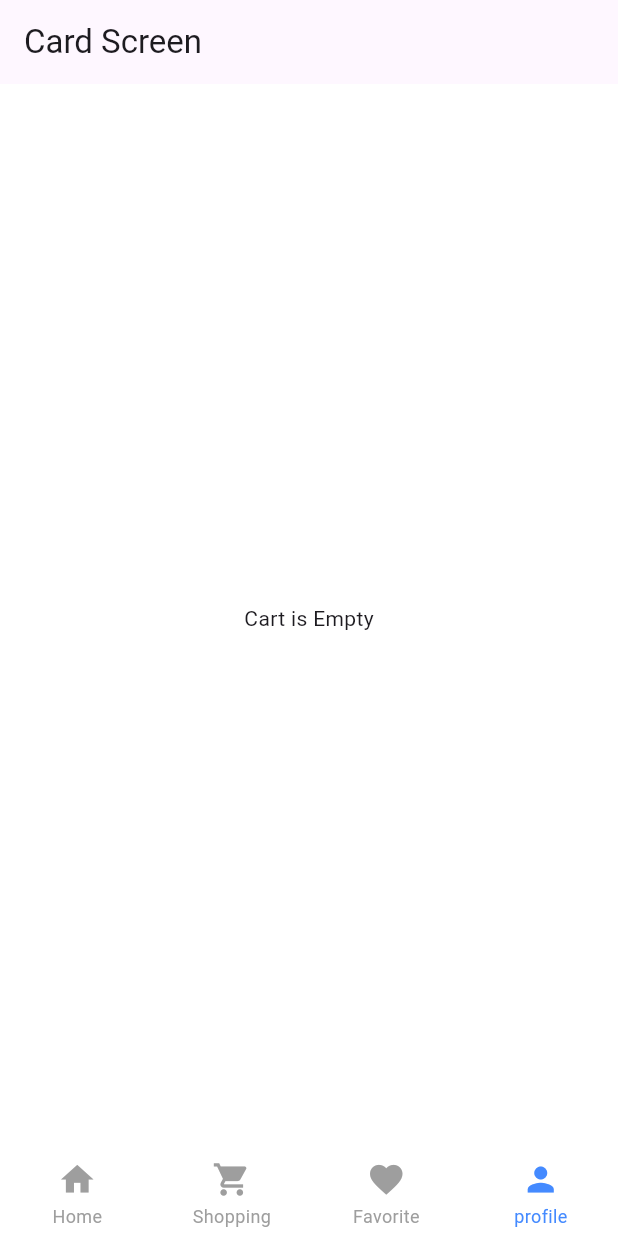
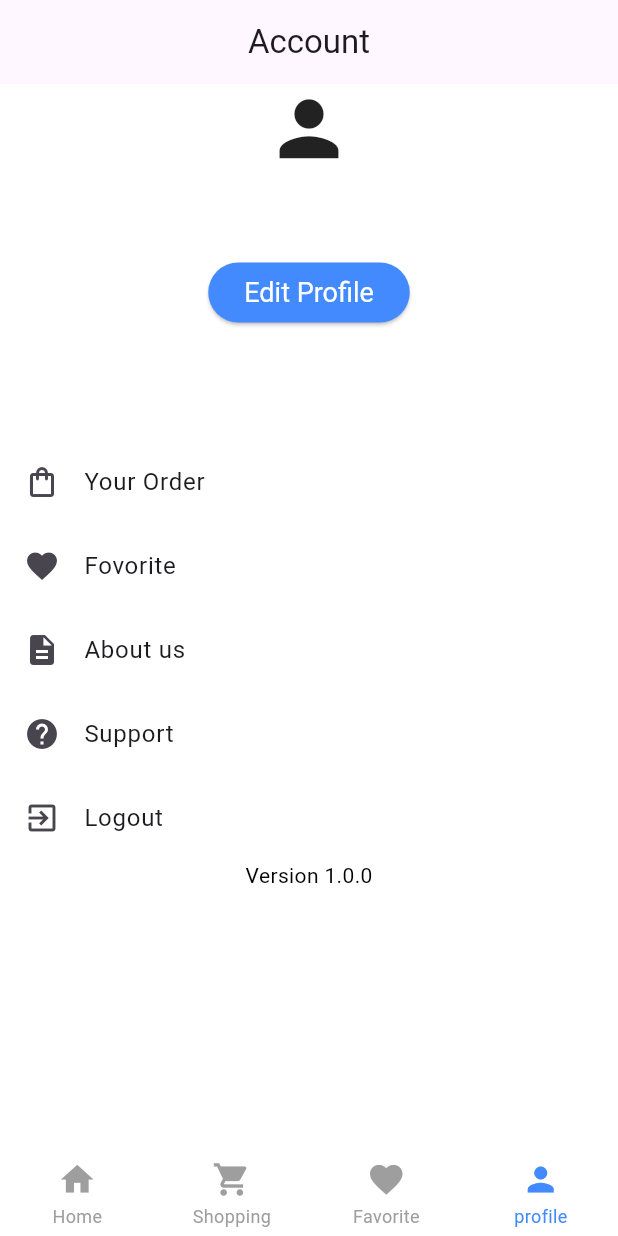
Before and after one commit to Shahzaibrizwan1/Flutter-E-commerce, a Flutter app: the screen it shows once a user with an empty profile is signed in, item 4 of the bottom bar chosen, on a phone screen of 412 x 824 dp. Run offline on Flutter 3.47's test engine with Material 3 defaults, Android fonts, the phone set to English and light mode, and no system bars; drawn by our look-alikes of persistent_bottom_nav_bar; our stand-ins replace cloud_firestore, firebase_auth, firebase_core, fluttertoast, image_picker; accounts and stored records are empty.

Commit message:
Account Screen

```diff
--- /dev/null
+++ b/lib/models/UserModel/user_model.dart
@@ -0,0 +1,40 @@
+import 'package:cloud_firestore/cloud_firestore.dart';
+
+class UserModel {
+  String id;
+  String? image;
+  String name;
+  String email;
+  String phone;
+
+  UserModel({
+    required this.id,
+    required this.image,
+    required this.name,
+    required this.email,
+    required this.phone,
+  });
+
+  //* Convert JSON (Map<String, dynamic>) to UserModel object
+  factory UserModel.fromJson(Map<String, dynamic> json) {
+    return UserModel(
+      id: json['id'] ?? '',
+      image: json['image'] ?? '',
+      name: json['name'] ?? '',
+      email: json['email'] ?? '',
+      phone: json['phone'] ?? '',
+    );
+  }
+  //* Convert UserModel object to JSON (Map<String, dynamic>)This can be useful when you need to send data back to Firestore.
+  Map<String, dynamic> toJson() {
+    return {
+      'id': id,
+      'image': image,
+      'name': name,
+      'email': email,
+      'phone': phone,
+    };
+  }
+
+  static fromSnapshot(QueryDocumentSnapshot<Map<String, dynamic>> doc) {}
+}
--- a/lib/provider/app_provider.dart
+++ b/lib/provider/app_provider.dart
@@ -1,9 +1,13 @@
+import 'package:ecomm_firebase/firebase_helper/firebase_firestore_helper/firestorehelper.dart';
+import 'package:ecomm_firebase/models/UserModel/user_model.dart';
 import 'package:ecomm_firebase/models/product_model.dart';
 import 'package:flutter/material.dart';
 import 'package:provider/provider.dart';
 
 class AppProvider with ChangeNotifier {
   final List<ProductModel> _cartList = [];
+  UserModel? _userModel;
+  UserModel get getUserInformation => _userModel!;
 
   //*  cart screen add  function
   void addProduct(ProductModel productmodel) {
@@ -34,5 +38,10 @@ class AppProvider with ChangeNotifier {
     notifyListeners();
   }
 
+  void userinfo() async {
+    _userModel = await FirebaseFirestoreHelper.instance.getuserdetails();
+    notifyListeners();
+  }
+
   List<ProductModel> get FavouriteList => _favoriteList;
 }
--- /dev/null
+++ b/lib/screens/accountscreen/acount_screen.dart
@@ -0,0 +1,119 @@
+import 'package:cloud_firestore/cloud_firestore.dart';
+import 'package:ecomm_firebase/constant/routes.dart';
+import 'package:ecomm_firebase/firebase_helper/firebase_auth_helper/firebae_auth_helper.dart';
+import 'package:ecomm_firebase/firebase_helper/firebase_firestore_helper/firestorehelper.dart';
+import 'package:ecomm_firebase/models/UserModel/user_model.dart';
+import 'package:ecomm_firebase/provider/app_provider.dart';
+import 'package:ecomm_firebase/screens/auth_ui/signup/signup.dart';
+import 'package:ecomm_firebase/screens/editProfile/edit_Profile.dart';
+
+import 'package:flutter/material.dart';
+import 'package:provider/provider.dart';
+
+class AccountScreen extends StatefulWidget {
+  const AccountScreen({super.key});
+
+  @override
+  State<AccountScreen> createState() => _AccountScreenState();
+}
+
+class _AccountScreenState extends State<AccountScreen> {
+  // UserModel? _userModel;
+  // @override
+  // void initState() {
+  //   userinfo();
+  //   super.initState();
+  // }
+
+  @override
+  Widget build(BuildContext context) {
+    AppProvider appProvider = Provider.of<AppProvider>(
+      context,
+    );
+
+    return Scaffold(
+      appBar: AppBar(centerTitle: true, title: const Text('Account')),
+      body: Column(
+        children: [
+          Expanded(
+              flex: 1,
+              child: Container(
+                  child: Column(
+                children: [
+                  appProvider.getUserInformation.image == null
+                      ? const Icon(
+                          Icons.person,
+                          size: 59,
+                        )
+                      : const Icon(
+                          Icons.person,
+                          size: 59,
+                        ),
+                  // : Image.network(
+                  //     appProvider.getUserInformation.image!,
+                  //     // fit: BoxFit.cover,
+                  //   ),
+                  Text(appProvider.getUserInformation.name),
+                  Text(appProvider.getUserInformation.email),
+                  const SizedBox(
+                    height: 14,
+                  ),
+                  ElevatedButton(
+                      onPressed: () {
+                        // Routes.instance.push(
+                        //     widget: const EditProfile(), context: context);
+                      },
+                      child: const Text(
+                        "Edit Profile",
+                        style: TextStyle(color: Colors.white),
+                      ))
+                ],
+              ))),
+          Expanded(
+              flex: 2,
+              child: Container(
+                child: Column(
+                  children: [
+                    ListTile(
+                      onTap: () {},
+                      leading: const Icon(Icons.shopping_bag_outlined),
+                      title: const Text("Your Order"),
+                    ),
+                    ListTile(
+                      onTap: () {},
+                      leading: const Icon(Icons.favorite),
+                      title: const Text("Fovorite"),
+                    ),
+                    ListTile(
+                      onTap: () {},
+                      leading: const Icon(Icons.description),
+                      title: const Text("About us"),
+                    ),
+                    ListTile(
+                      onTap: () {},
+                      leading: const Icon(Icons.help),
+                      title: const Text("Support"),
+                    ),
+                    ListTile(
+                      onTap: () {
+                        FirebaseAuthHelper.instance.Logout(context);
+                        setState(() {});
+                        Routes.instance
+                            .push(widget: const SignUp(), context: context);
+                      },
+                      leading: const Icon(Icons.exit_to_app),
+                      title: const Text("Logout"),
+                    ),
+                    const Center(
+                        child: Text(
+                      "Version 1.0.0",
+                      style: TextStyle(color: Colors.black),
+                    ))
+                  ],
+                ),
+              ))
+        ],
+      ),
+    );
+  }
+}
--- a/lib/screens/auth_ui/login/login.dart
+++ b/lib/screens/auth_ui/login/login.dart
@@ -1,6 +1,7 @@
 import 'package:ecomm_firebase/constant/connstant.dart';
 import 'package:ecomm_firebase/constant/routes.dart';
 import 'package:ecomm_firebase/firebase_helper/firebase_auth_helper/firebae_auth_helper.dart';
+import 'package:ecomm_firebase/screens/coustom_bottom_bar/custom_bottom_bar.dart';
 import 'package:ecomm_firebase/screens/home/home.dart';
 import 'package:ecomm_firebase/widgets/primaryButton/primary_button.dart';
 import 'package:ecomm_firebase/widgets/topTitles/toptitles.dart';
@@ -75,7 +76,7 @@ class _LoginState extends State<Login> {
                       emailController.text, passwordController.text, context);
                   if (isLogined) {
                     Routes.instance.pushAndRemoveUntil(
-                        widget: const Home(), context: context);
+                        widget: const CustomNaviagtionBar(), context: context);
                     showMessage("Login successful");
                   }
                 }
--- a/lib/screens/auth_ui/signup/signup.dart
+++ b/lib/screens/auth_ui/signup/signup.dart
@@ -1,5 +1,6 @@
 import 'package:ecomm_firebase/constant/connstant.dart';
 import 'package:ecomm_firebase/firebase_helper/firebase_auth_helper/firebae_auth_helper.dart';
+import 'package:ecomm_firebase/screens/coustom_bottom_bar/custom_bottom_bar.dart';
 import 'package:ecomm_firebase/screens/home/home.dart';
 import 'package:ecomm_firebase/widgets/primaryButton/primary_button.dart';
 import 'package:ecomm_firebase/widgets/topTitles/toptitles.dart';
@@ -96,12 +97,12 @@ class _SignUpState extends State<SignUp> {
                             nameController.text,
                             phoneController.text,
                             context);
-
                     if (creatAccount) {
                       Navigator.push(
                           context,
                           MaterialPageRoute(
-                              builder: (context) => const Home()));
+                              builder: (context) =>
+                                  const CustomNaviagtionBar()));
                       showMessage("Account Created Successful");
                     }
                   }
--- a/lib/screens/coustom_bottom_bar/custom_bottom_bar.dart
+++ b/lib/screens/coustom_bottom_bar/custom_bottom_bar.dart
@@ -1,3 +1,4 @@
+import 'package:ecomm_firebase/screens/accountscreen/acount_screen.dart';
 import 'package:ecomm_firebase/screens/favouriteScreen/favourite_screen.dart';
 import 'package:ecomm_firebase/screens/home/home.dart';
 import "package:flutter/material.dart";
@@ -41,7 +42,7 @@ class _CustomNaviagtionBarState extends State<CustomNaviagtionBar> {
         const Home(),
         const FavouriteScreen(),
         const FavouriteScreen(),
-        const FavouriteScreen(),
+        const AccountScreen(),
       ];
 
   // Color? _getSecondaryItemColorForSpecificStyles() =>
@@ -99,10 +100,6 @@ class _CustomNaviagtionBarState extends State<CustomNaviagtionBar> {
 
   @override
   Widget build(final BuildContext context) => Scaffold(
-        // appBar: AppBar(
-        //   title: const Text("Navigation Bar Demo"),
-        //   backgroundColor: Colors.grey.shade900,
-        // ),
         body: PersistentTabView(
           context,
           controller: _controller,
@@ -118,19 +115,6 @@ class _CustomNaviagtionBarState extends State<CustomNaviagtionBar> {
             scrollControllers: _scrollControllers,
           ),
           padding: const EdgeInsets.only(top: 8),
-          // floatingActionButton: IconButton(
-          //   icon: Container(
-          //     padding: const EdgeInsets.all(12),
-          //     decoration: const BoxDecoration(
-          //         shape: BoxShape.circle, color: Colors.orange),
-          //     child: const Icon(
-          //       Icons.add,
-          //       color: Colors.white,
-          //     ),
-          //   ),
-          //   onPressed: () {},
-          // ),
-
           backgroundColor: Colors.white,
           isVisible: !_hideNavBar,
           animationSettings: const NavBarAnimationSettings(
@@ -144,11 +128,11 @@ class _CustomNaviagtionBarState extends State<CustomNaviagtionBar> {
               animateTabTransition: true,
               duration: Duration(milliseconds: 300),
               screenTransitionAnimationType:
-                  ScreenTransitionAnimationType.fadeIn,
+                  ScreenTransitionAnimationType.slide,
             ),
             onNavBarHideAnimation: OnHideAnimationSettings(
               duration: Duration(milliseconds: 100),
-              curve: Curves.bounceInOut,
+              curve: Curves.linear,
             ),
           ),
           confineToSafeArea: true,
--- a/lib/screens/home/home.dart
+++ b/lib/screens/home/home.dart
@@ -2,12 +2,14 @@ import 'package:ecomm_firebase/constant/routes.dart';
 import 'package:ecomm_firebase/firebase_helper/firebase_firestore_helper/firestorehelper.dart';
 import 'package:ecomm_firebase/models/catagory%20Model/catagories.dart';
 import 'package:ecomm_firebase/models/product_model.dart';
+import 'package:ecomm_firebase/provider/app_provider.dart';
 import 'package:ecomm_firebase/screens/catagoryview/catagory_view.dart';
 import 'package:ecomm_firebase/screens/productdetails/product_details.dart';
 import 'package:ecomm_firebase/widgets/topTitles/toptitles.dart';
 import 'package:flutter/cupertino.dart';
 import 'package:flutter/material.dart';
 import 'package:cloud_firestore/cloud_firestore.dart';
+import 'package:provider/provider.dart';
 
 class Home extends StatefulWidget {
   const Home({super.key});
@@ -23,6 +25,8 @@ class _HomeState extends State<Home> {
   @override
   void initState() {
     getcatagorieslist();
+    AppProvider appProvider = Provider.of<AppProvider>(context, listen: false);
+    appProvider.userinfo();
     super.initState();
   }
 
--- a/pubspec.yaml
+++ b/pubspec.yaml
@@ -41,6 +41,7 @@ dependencies:
   firebase_storage: ^12.1.3
   fluttertoast: ^8.2.8
   persistent_bottom_nav_bar: ^6.2.1
+  image_picker: ^1.1.2
 
 dev_dependencies:
   flutter_test:
```
Also changed, not shown: lib/firebase_helper/firebase_auth_helper/firebae_auth_helper.dart (+38 -2 lines), lib/firebase_helper/firebase_firestore_helper/firestorehelper.dart (+15 -0 lines), lib/screens/editProfile/edit_Profile.dart (added, +109 -0 lines), pubspec.lock, 5 other files.
